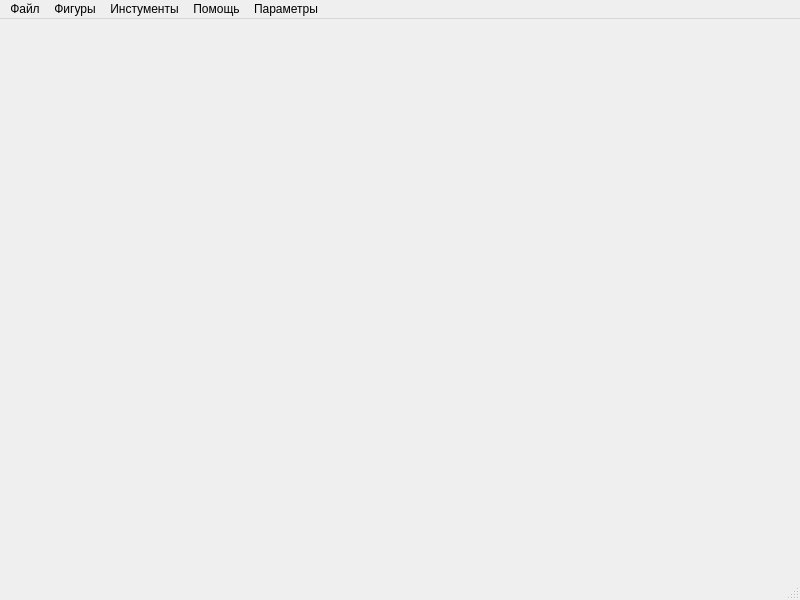
Old version of the form UI1.ui in the repository Fazam-coder/graphics_editor.
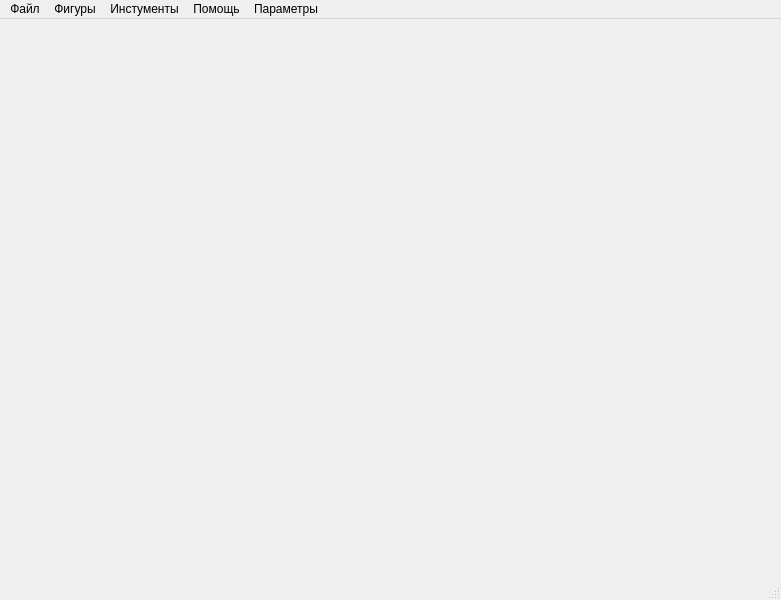
New version of the form.

Commit message: Реализованы все фигуры и форма о программе

Diff of the .ui file:
```diff
--- a/UI1.ui
+++ b/UI1.ui
@@ -6,23 +6,35 @@
    <rect>
     <x>0</x>
     <y>0</y>
-    <width>800</width>
+    <width>781</width>
     <height>600</height>
    </rect>
   </property>
   <property name="windowTitle">
    <string>Графический редактор</string>
   </property>
+  <property name="styleSheet">
+   <string notr="true"/>
+  </property>
   <widget class="QWidget" name="centralwidget">
+   <property name="enabled">
+    <bool>false</bool>
+   </property>
+   <property name="styleSheet">
+    <string notr="true"/>
+   </property>
    <widget class="QLabel" name="lbl_image">
     <property name="geometry">
      <rect>
-      <x>4</x>
-      <y>5</y>
-      <width>791</width>
-      <height>541</height>
+      <x>-6</x>
+      <y>-5</y>
+      <width>801</width>
+      <height>551</height>
      </rect>
     </property>
+    <property name="styleSheet">
+     <string notr="true"/>
+    </property>
     <property name="text">
      <string/>
     </property>
@@ -36,7 +48,7 @@
     <rect>
      <x>0</x>
      <y>0</y>
-     <width>800</width>
+     <width>781</width>
      <height>26</height>
     </rect>
    </property>
@@ -89,7 +101,11 @@
    <addaction name="menu_help"/>
    <addaction name="menu_options"/>
   </widget>
-  <widget class="QStatusBar" name="statusbar"/>
+  <widget class="QStatusBar" name="statusbar">
+   <property name="styleSheet">
+    <string notr="true"/>
+   </property>
+  </widget>
   <action name="action_program">
    <property name="text">
     <string>О программе</string>
```
The commit also changes 7 other files.
